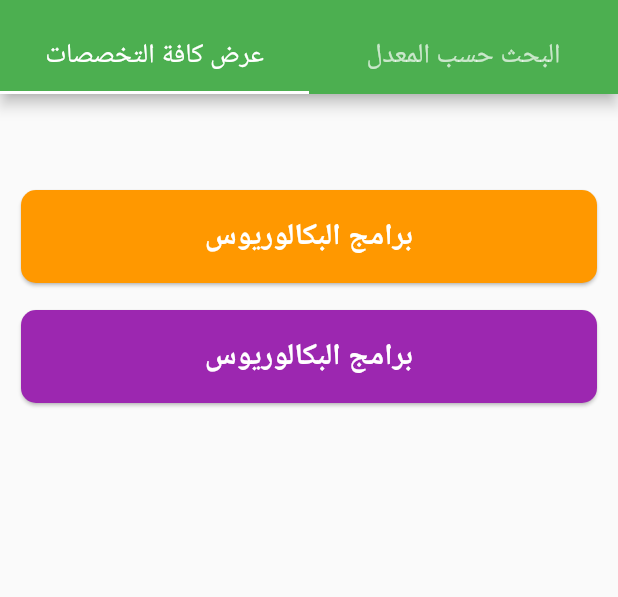
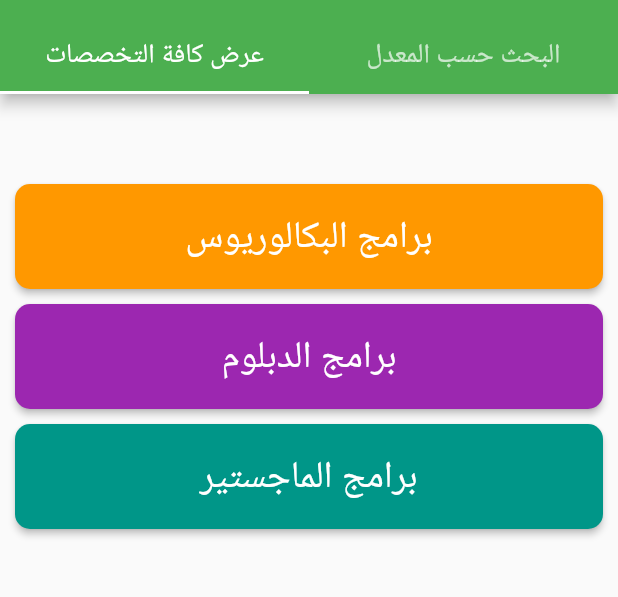
Before and after one commit to RamadanJawad/project_unv, a Flutter app: the screen it shows after launch, tab 2 chosen, on a phone screen of 412 x 824 dp, the part 62-659 px from its top. Run offline on Flutter 3.47's test engine with Material 2 defaults, Android fonts, the light colour scheme and no system bars; our stand-ins replace animated_splash_screen, google_fonts; Roboto replaces fonts that are missing (Almarai, Cairo, Tajawal).

Commit message:
First commit

```diff
--- a/lib/screens/tab2.dart
+++ b/lib/screens/tab2.dart
@@ -15,7 +15,7 @@ class _TabBar2State extends State<TabBar2> {
   @override
   Widget build(BuildContext context) {
     return Container(
-      margin: EdgeInsetsDirectional.only(top: 50),
+      margin: const EdgeInsetsDirectional.only(top: 50),
       child: Padding(
         padding: const EdgeInsets.all(10.0),
         child: Column(
@@ -23,21 +23,17 @@ class _TabBar2State extends State<TabBar2> {
             SizedBox(
               width: double.infinity,
               height: 70,
-              child: Card(
-                color: Colors.orange,
-                child: Center(
+              child: ElevatedButton(
+                  onPressed: () {},
+                  style: ElevatedButton.styleFrom(
+                      primary: Colors.orange,
+                      onPrimary: Colors.white,
+                      shape: RoundedRectangleBorder(
+                          borderRadius: BorderRadius.circular(10))),
                   child: Text(
                     "برامج البكالوريوس",
-                    style: GoogleFonts.tajawal(
-                      fontSize: 20,
-                      color: Colors.white,
-                      fontWeight: FontWeight.bold,
-                    ),
-                  ),
-                ),
-                shape: RoundedRectangleBorder(
-                    borderRadius: BorderRadius.circular(10)),
-              ),
+                    style: GoogleFonts.tajawal(fontSize: 25),
+                  )),
             ),
             SizedBox(
               height: 10,
@@ -45,20 +41,35 @@ class _TabBar2State extends State<TabBar2> {
             SizedBox(
               width: double.infinity,
               height: 70,
-              child: Card(
-                color: Colors.purple,
-                child: Center(
+              child: ElevatedButton(
+                  onPressed: () {},
+                  style: ElevatedButton.styleFrom(
+                      primary: Colors.purple,
+                      onPrimary: Colors.white,
+                      shape: RoundedRectangleBorder(
+                          borderRadius: BorderRadius.circular(10))),
                   child: Text(
-                    "برامج البكالوريوس",
-                    style: GoogleFonts.tajawal(
-                        fontSize: 20,
-                        color: Colors.white,
-                        fontWeight: FontWeight.bold),
-                  ),
-                ),
-                shape: RoundedRectangleBorder(
-                    borderRadius: BorderRadius.circular(10)),
-              ),
+                    "برامج الدبلوم",
+                    style: GoogleFonts.tajawal(fontSize: 25),
+                  )),
+            ),
+            SizedBox(
+              height: 10,
+            ),
+            SizedBox(
+              width: double.infinity,
+              height: 70,
+              child: ElevatedButton(
+                  onPressed: () {},
+                  style: ElevatedButton.styleFrom(
+                      primary: Colors.teal,
+                      onPrimary: Colors.white,
+                      shape: RoundedRectangleBorder(
+                          borderRadius: BorderRadius.circular(10))),
+                  child: Text(
+                    "برامج الماجستير",
+                    style: GoogleFonts.tajawal(fontSize: 25),
+                  )),
             ),
           ],
         ),
```
Also changed, not shown: lib/screens/tab1.dart (+61 -49 lines).
